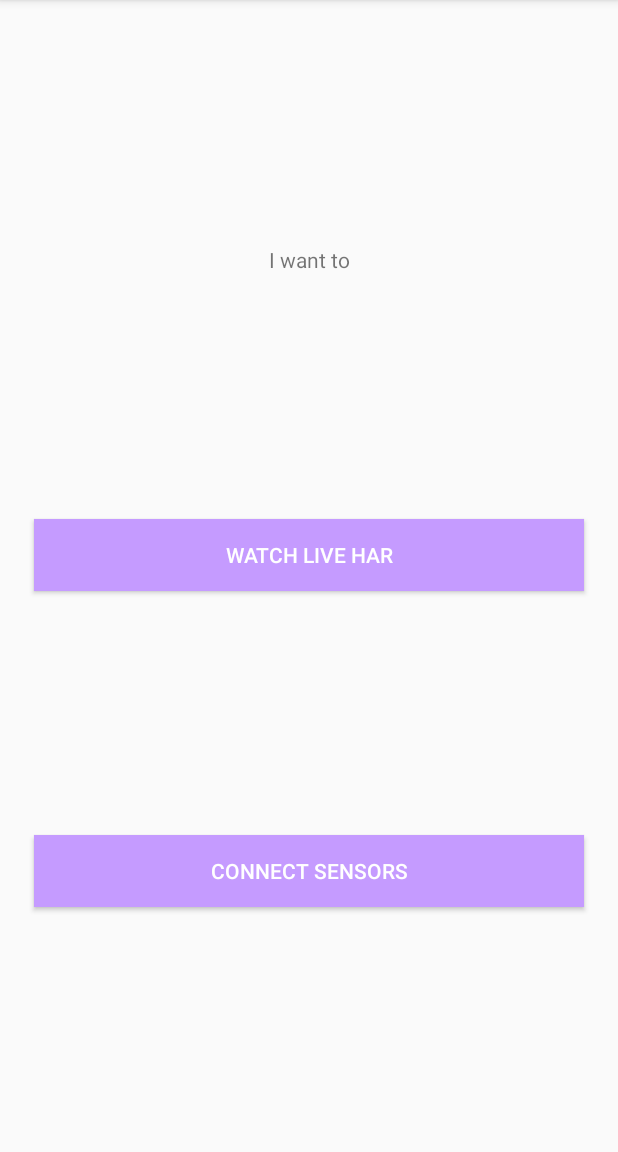
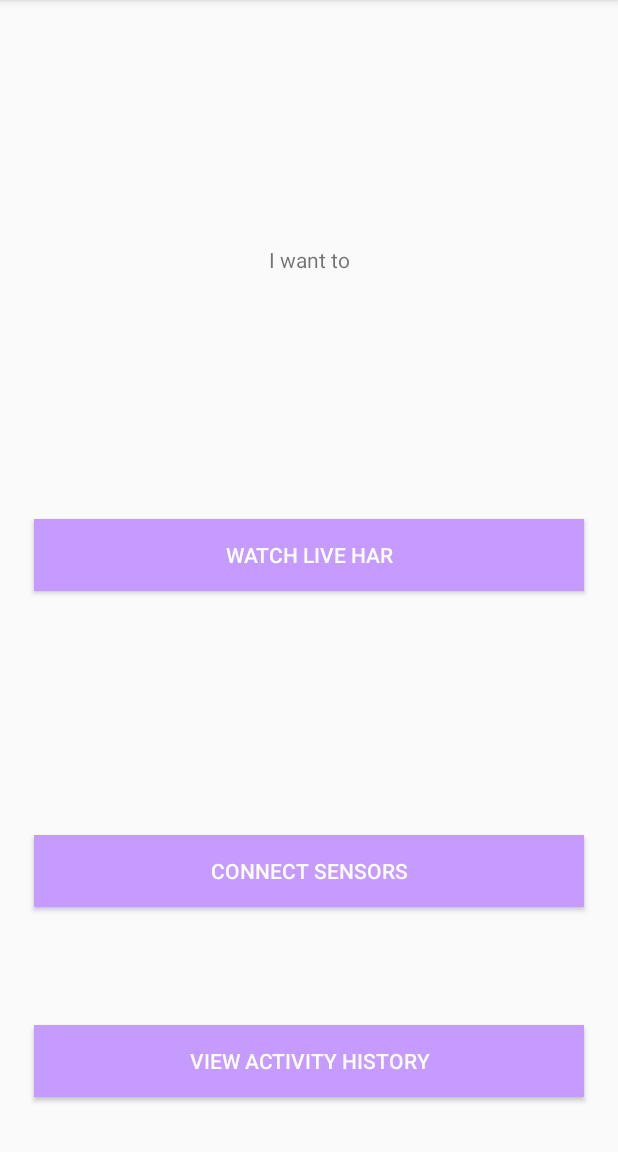
Before and after one commit to jackcamerontaylor/Human-Activity-Recognition-App, an Android app: the MainActivity screen opened directly, with no data from a screen before it, on a phone screen of 412 x 824 dp, the part 84-1236 px from its top. Run offline under Robolectric (Android 15) with nearby library versions, the phone set to English and light mode, and no system bars.

Commit message:
add history button to blank page

```diff
--- a/app/src/main/AndroidManifest.xml
+++ b/app/src/main/AndroidManifest.xml
@@ -67,6 +67,10 @@
                 <action android:name="com.specknet.pdiotapp.RESPECK_DISCONNECTED" />
             </intent-filter>
         </activity>
+        <activity
+            android:name=".history.ActivityHistory"
+            android:exported="true"
+            android:screenOrientation="portrait" />
 
         <service
             android:name=".bluetooth.BluetoothService"
--- a/app/src/main/java/com/specknet/pdiotapp/MainActivity.kt
+++ b/app/src/main/java/com/specknet/pdiotapp/MainActivity.kt
@@ -1,6 +1,7 @@
 package com.specknet.pdiotapp
 
 import android.Manifest
+import android.annotation.SuppressLint
 import android.content.Context
 import android.content.Intent
 import android.content.IntentFilter
@@ -18,6 +19,7 @@ import androidx.core.app.ActivityCompat
 import com.google.android.material.snackbar.Snackbar
 import com.specknet.pdiotapp.bluetooth.BluetoothSpeckService
 import com.specknet.pdiotapp.bluetooth.ConnectingActivity
+import com.specknet.pdiotapp.history.ActivityHistory
 import com.specknet.pdiotapp.live.LiveDataActivity
 import com.specknet.pdiotapp.onboarding.OnBoardingActivity
 import com.specknet.pdiotapp.utils.Constants
@@ -30,6 +32,7 @@ class MainActivity : AppCompatActivity() {
     lateinit var liveProcessingButton: Button
     lateinit var pairingButton: Button
     lateinit var recordButton: Button
+    lateinit var historyButton: Button
 
     // permissions
     lateinit var permissionAlertDialog: AlertDialog.Builder
@@ -47,6 +50,7 @@ class MainActivity : AppCompatActivity() {
 
     var isUserFirstTime = false
 
+    @SuppressLint("MissingInflatedId")
     override fun onCreate(savedInstanceState: Bundle?) {
         super.onCreate(savedInstanceState)
         setContentView(R.layout.activity_main)
@@ -66,6 +70,10 @@ class MainActivity : AppCompatActivity() {
         liveProcessingButton = findViewById(R.id.live_button)
         pairingButton = findViewById(R.id.ble_button)
         recordButton = findViewById(R.id.record_button)
+
+        // HSR button
+        historyButton = findViewById(R.id.history_button)
+        // HSR button
 
         permissionAlertDialog = AlertDialog.Builder(this)
 
@@ -94,6 +102,11 @@ class MainActivity : AppCompatActivity() {
 
         recordButton.setOnClickListener {
             val intent = Intent(this, RecordingActivity::class.java)
+            startActivity(intent)
+        }
+
+        historyButton.setOnClickListener {
+            val intent = Intent(this, ActivityHistory::class.java)
             startActivity(intent)
         }
     }
--- a/app/src/main/res/layout/activity_main.xml
+++ b/app/src/main/res/layout/activity_main.xml
@@ -67,6 +67,22 @@
             app:layout_constraintBottom_toBottomOf="parent"
             />
 
+        <Button
+            android:id="@+id/history_button"
+            android:layout_width="550px"
+            android:layout_height="wrap_content"
+            android:layout_marginTop="100px"
+            android:layout_marginBottom="50px"
+            android:background="#C59BFF"
+            android:text="View activity history"
+            android:textColor="#FFFFFF"
+            app:layout_constraintBottom_toBottomOf="parent"
+            app:layout_constraintEnd_toEndOf="parent"
+            app:layout_constraintHorizontal_bias="0.497"
+            app:layout_constraintStart_toStartOf="parent"
+            app:layout_constraintTop_toBottomOf="@+id/ble_button"
+            app:layout_constraintVertical_bias="0.761" />
+
     </androidx.constraintlayout.widget.ConstraintLayout>
 
 
```
Also changed, not shown: app/src/main/java/com/specknet/pdiotapp/history/ActivityHistory.kt (added, +15 -0 lines), app/src/main/java/com/specknet/pdiotapp/live/LiveDataActivity.kt (+7 -0 lines), app/src/main/res/layout/activity_history.xml (added, +18 -0 lines).
